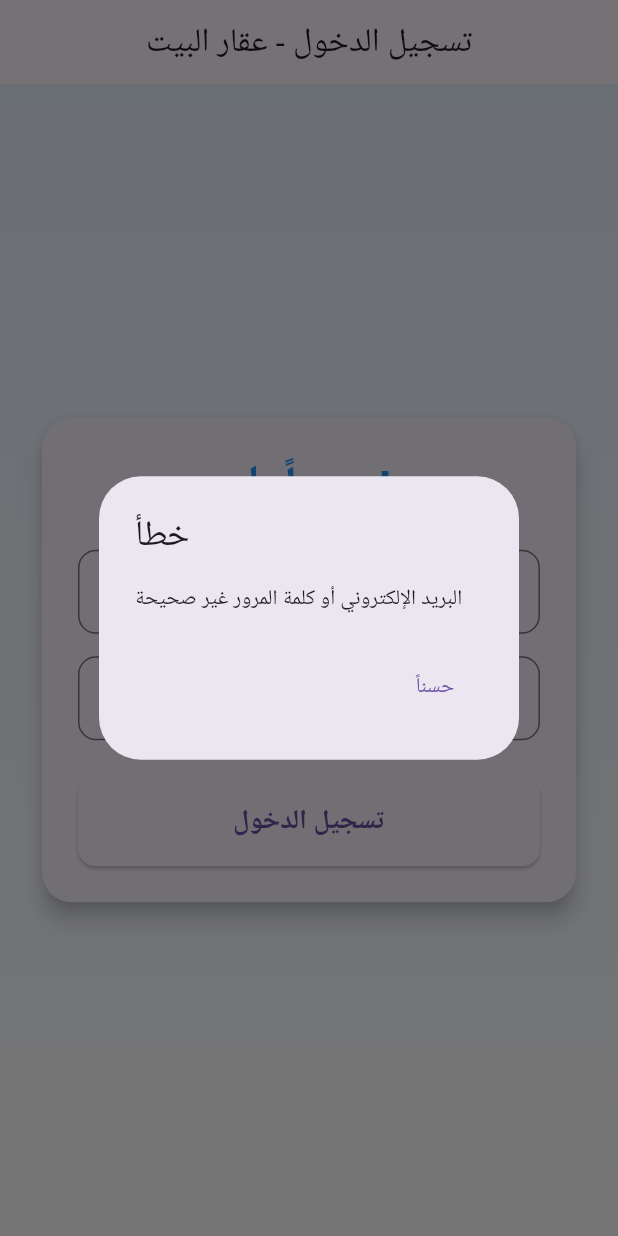
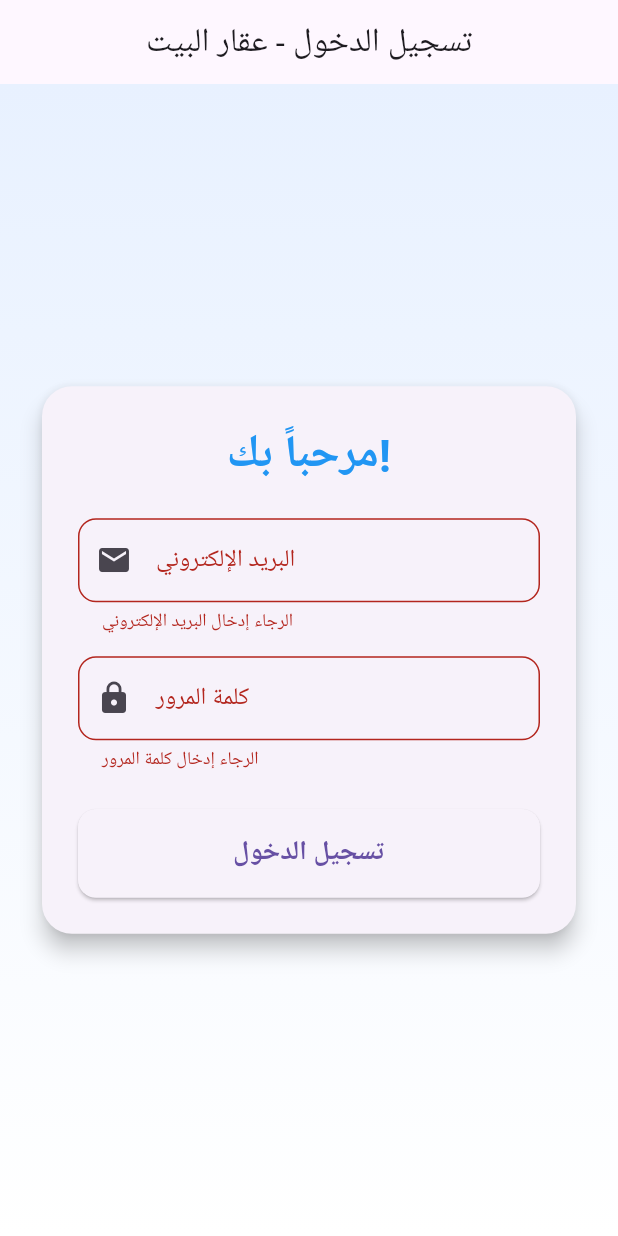
Before and after one commit to omklthom12/real_estate, a Flutter app: the screen it shows after launch, after a tap on "تسجيل الدخول", on a phone screen of 412 x 824 dp. Run offline on Flutter 3.47's test engine with Material 3 defaults, Android fonts, the phone set to English and light mode, and no system bars.

```diff
--- a/lib/main.dart
+++ b/lib/main.dart
@@ -10,6 +10,7 @@ class RealEstateApp extends StatelessWidget {
   @override
   Widget build(BuildContext context) {
     return MaterialApp(
+      debugShowCheckedModeBanner: false,
       title: 'عقار البيت',
       theme: ThemeData(
         primarySwatch: Colors.blue,
@@ -27,33 +28,37 @@ class LoginScreen extends StatefulWidget {
 }
 
 class _LoginScreenState extends State<LoginScreen> {
+  final _formKey = GlobalKey<FormState>();
+
   final TextEditingController emailController = TextEditingController();
   final TextEditingController passwordController = TextEditingController();
 
   void login() {
+    if (_formKey.currentState!.validate()) {
       String email = emailController.text;
       String password = passwordController.text;
 
       if (email == 'admin@example.com' && password == '123456') {
-      Navigator.push(
+        Navigator.pushReplacement(
           context,
           MaterialPageRoute(builder: (context) => const HomeScreen()),
         );
       } else {
-      showDialog(
-        context: context,
-        builder: (context) => AlertDialog(
-          title: const Text('خطأ'),
-          content: const Text('البريد الإلكتروني أو كلمة المرور غير صحيحة'),
-          actions: [
-            TextButton(
-              onPressed: () => Navigator.pop(context),
-              child: const Text('حسناً'),
-            ),
-          ],
+        ScaffoldMessenger.of(context).showSnackBar(
+          const SnackBar(
+            content: Text('خطأ في تسجيل الدخول. تأكد من البيانات.'),
+            backgroundColor: Colors.red,
           ),
         );
       }
+    }
+  }
+
+  @override
+  void dispose() {
+    emailController.dispose();
+    passwordController.dispose();
+    super.dispose();
   }
 
   @override
@@ -63,8 +68,6 @@ class _LoginScreenState extends State<LoginScreen> {
         title: const Text('تسجيل الدخول - عقار البيت'),
         centerTitle: true,
       ),
-
-      // ------------------------ تصميم محسّن ------------------------
       body: Container(
         decoration: const BoxDecoration(
           gradient: LinearGradient(
@@ -79,6 +82,8 @@ class _LoginScreenState extends State<LoginScreen> {
         child: Center(
           child: SingleChildScrollView(
             padding: const EdgeInsets.all(24.0),
+            child: Form(
+              key: _formKey,
               child: Card(
                 elevation: 6,
                 shape: RoundedRectangleBorder(
@@ -99,10 +104,9 @@ class _LoginScreenState extends State<LoginScreen> {
                         ),
                       ),
                       const SizedBox(height: 20),
-
-                    // حقل البريد
-                    TextField(
+                      TextFormField(
                         controller: emailController,
+                        keyboardType: TextInputType.emailAddress,
                         decoration: InputDecoration(
                           prefixIcon: const Icon(Icons.email),
                           labelText: 'البريد الإلكتروني',
@@ -110,11 +114,18 @@ class _LoginScreenState extends State<LoginScreen> {
                             borderRadius: BorderRadius.circular(12),
                           ),
                         ),
+                        validator: (value) {
+                          if (value == null || value.isEmpty) {
+                            return 'الرجاء إدخال البريد الإلكتروني';
+                          }
+                          if (!value.contains('@')) {
+                            return 'صيغة البريد الإلكتروني غير صحيحة';
+                          }
+                          return null;
+                        },
                       ),
                       const SizedBox(height: 15),
-
-                    // حقل الباسورد
-                    TextField(
+                      TextFormField(
                         controller: passwordController,
                         obscureText: true,
                         decoration: InputDecoration(
@@ -124,10 +135,17 @@ class _LoginScreenState extends State<LoginScreen> {
                             borderRadius: BorderRadius.circular(12),
                           ),
                         ),
+                        validator: (value) {
+                          if (value == null || value.isEmpty) {
+                            return 'الرجاء إدخال كلمة المرور';
+                          }
+                          if (value.length < 6) {
+                            return 'يجب أن تكون كلمة المرور 6 أحرف على الأقل';
+                          }
+                          return null;
+                        },
                       ),
                       const SizedBox(height: 25),
-
-                    // زر تسجيل الدخول
                       ElevatedButton(
                         onPressed: login,
                         style: ElevatedButton.styleFrom(
@@ -151,7 +169,7 @@ class _LoginScreenState extends State<LoginScreen> {
             ),
           ),
         ),
-      // ------------------------ نهاية التصميم ------------------------
+      ),
     );
   }
 }
@@ -165,11 +183,27 @@ class HomeScreen extends StatelessWidget {
       appBar: AppBar(
         title: const Text('الصفحة الرئيسية'),
         centerTitle: true,
+        automaticallyImplyLeading: false,
       ),
-      body: const Center(
-        child: Text(
+      body: Center(
+        child: Column(
+          mainAxisAlignment: MainAxisAlignment.center,
+          children: [
+            const Text(
               'أهلاً بك في الصفحة الرئيسية!',
               style: TextStyle(fontSize: 24, fontWeight: FontWeight.bold),
+            ),
+            const SizedBox(height: 20),
+            ElevatedButton(
+              onPressed: () {
+                Navigator.pushReplacement(
+                  context,
+                  MaterialPageRoute(builder: (context) => const LoginScreen()),
+                );
+              },
+              child: const Text('تسجيل الخروج'),
+            ),
+          ],
         ),
       ),
     );
```
Lines whose indentation alone changed are shown as unchanged.
